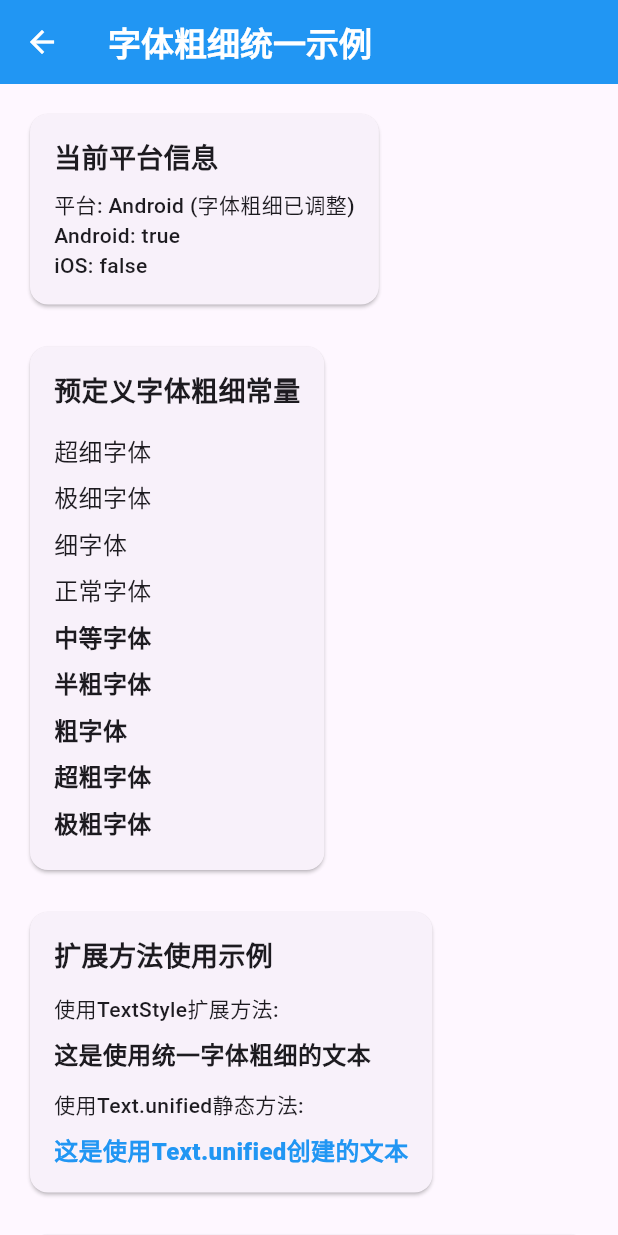
After one commit to loveshort/SPFlutterPro, a Flutter app: the FontWeightExample screen opened directly, on a phone screen of 412 x 824 dp. The commit adds this screen. Run offline on Flutter 3.47's test engine with Material 3 defaults, Android fonts, the phone set to English and light mode, and no system bars; our stand-ins replace dio, logger, shared_preferences; accounts and stored records are empty.

Commit message:
feat:添加文字管理的控件

```diff
--- a/lib/widgets/dashed_line/dashed_line_example.dart
+++ b/lib/widgets/dashed_line/dashed_line_example.dart
@@ -2,7 +2,7 @@
  * @Author: mingci gu271901088@gmail.com
  * @Date: 2025-09-22 14:27:31
  * @LastEditors: mingci gu271901088@gmail.com
- * @LastEditTime: 2025-09-22 14:29:03
+ * @LastEditTime: 2025-09-22 15:31:34
  * @FilePath: /SPFlutterPro/lib/widgets/dashed_line/dashed_line_example.dart
  * @Description: 虚线组件使用示例
  */
--- /dev/null
+++ b/lib/widgets/font_size_weight/font_weight_example.dart
@@ -0,0 +1,328 @@
+import 'package:flutter/material.dart';
+import 'font_weight_manager.dart';
+
+/// 字体粗细管理器使用示例
+class FontWeightExample extends StatelessWidget {
+  const FontWeightExample({Key? key}) : super(key: key);
+
+  @override
+  Widget build(BuildContext context) {
+    return Scaffold(
+      appBar: AppBar(
+        title: Text(
+          '字体粗细统一示例',
+          style: TextStyle(
+            fontWeight: FontWeightManager.bold,
+          ),
+        ),
+        backgroundColor: Colors.blue,
+        foregroundColor: Colors.white,
+      ),
+      body: SingleChildScrollView(
+        padding: const EdgeInsets.all(16.0),
+        child: Column(
+          crossAxisAlignment: CrossAxisAlignment.start,
+          children: [
+            // 平台信息
+            _buildPlatformInfo(),
+            const SizedBox(height: 20),
+
+            // 使用预定义常量
+            _buildPredefinedWeights(),
+            const SizedBox(height: 20),
+
+            // 使用扩展方法
+            _buildExtensionMethods(),
+            const SizedBox(height: 20),
+
+            // 对比示例
+            _buildComparisonExample(),
+            const SizedBox(height: 20),
+
+            // 实际应用示例
+            _buildRealWorldExample(),
+          ],
+        ),
+      ),
+    );
+  }
+
+  /// 平台信息显示
+  Widget _buildPlatformInfo() {
+    return Card(
+      child: Padding(
+        padding: const EdgeInsets.all(16.0),
+        child: Column(
+          crossAxisAlignment: CrossAxisAlignment.start,
+          children: [
+            Text(
+              '当前平台信息',
+              style: TextStyle(
+                fontSize: 18,
+                fontWeight: FontWeightManager.bold,
+              ),
+            ),
+            const SizedBox(height: 8),
+            Text(
+              '平台: ${FontWeightManager.platformInfo}',
+              style: TextStyle(
+                fontSize: 14,
+                fontWeight: FontWeightManager.normal,
+              ),
+            ),
+            Text(
+              'Android: ${FontWeightManager.isAndroid}',
+              style: TextStyle(
+                fontSize: 14,
+                fontWeight: FontWeightManager.normal,
+              ),
+            ),
+            Text(
+              'iOS: ${FontWeightManager.isIOS}',
+              style: TextStyle(
+                fontSize: 14,
+                fontWeight: FontWeightManager.normal,
+              ),
+            ),
+          ],
+        ),
+      ),
+    );
+  }
+
+  /// 预定义字体粗细示例
+  Widget _buildPredefinedWeights() {
+    return Card(
+      child: Padding(
+        padding: const EdgeInsets.all(16.0),
+        child: Column(
+          crossAxisAlignment: CrossAxisAlignment.start,
+          children: [
+            Text(
+              '预定义字体粗细常量',
+              style: TextStyle(
+                fontSize: 18,
+                fontWeight: FontWeightManager.bold,
+              ),
+            ),
+            const SizedBox(height: 12),
+            _buildWeightItem('超细字体', FontWeightManager.ultraLight),
+            _buildWeightItem('极细字体', FontWeightManager.extraLight),
+            _buildWeightItem('细字体', FontWeightManager.light),
+            _buildWeightItem('正常字体', FontWeightManager.normal),
+            _buildWeightItem('中等字体', FontWeightManager.medium),
+            _buildWeightItem('半粗字体', FontWeightManager.semiBold),
+            _buildWeightItem('粗字体', FontWeightManager.bold),
+            _buildWeightItem('超粗字体', FontWeightManager.extraBold),
+            _buildWeightItem('极粗字体', FontWeightManager.ultraBold),
+          ],
+        ),
+      ),
+    );
+  }
+
+  /// 扩展方法示例
+  Widget _buildExtensionMethods() {
+    return Card(
+      child: Padding(
+        padding: const EdgeInsets.all(16.0),
+        child: Column(
+          crossAxisAlignment: CrossAxisAlignment.start,
+          children: [
+            Text(
+              '扩展方法使用示例',
+              style: TextStyle(
+                fontSize: 18,
+                fontWeight: FontWeightManager.bold,
+              ),
+            ),
+            const SizedBox(height: 12),
+            Text(
+              '使用TextStyle扩展方法:',
+              style: TextStyle(
+                fontSize: 14,
+                fontWeight: FontWeightManager.normal,
+              ),
+            ),
+            const SizedBox(height: 8),
+            Text(
+              '这是使用统一字体粗细的文本',
+              style: TextStyle(fontSize: 16).unifiedFontWeight(FontWeight.w600),
+            ),
+            const SizedBox(height: 12),
+            Text(
+              '使用Text.unified静态方法:',
+              style: TextStyle(
+                fontSize: 14,
+                fontWeight: FontWeightManager.normal,
+              ),
+            ),
+            const SizedBox(height: 8),
+            TextExtension.unified(
+              '这是使用Text.unified创建的文本',
+              fontWeight: FontWeight.w700,
+              fontSize: 16,
+              color: Colors.blue,
+            ),
+          ],
+        ),
+      ),
+    );
+  }
+
+  /// 对比示例
+  Widget _buildComparisonExample() {
+    return Card(
+      child: Padding(
+        padding: const EdgeInsets.all(16.0),
+        child: Column(
+          crossAxisAlignment: CrossAxisAlignment.start,
+          children: [
+            Text(
+              '对比示例 (原始 vs 统一)',
+              style: TextStyle(
+                fontSize: 18,
+                fontWeight: FontWeightManager.bold,
+              ),
+            ),
+            const SizedBox(height: 12),
+            Row(
+              children: [
+                Expanded(
+                  child: Column(
+                    crossAxisAlignment: CrossAxisAlignment.start,
+                    children: [
+                      Text(
+                        '原始字体粗细:',
+                        style: TextStyle(
+                          fontSize: 14,
+                          fontWeight: FontWeightManager.normal,
+                        ),
+                      ),
+                      const SizedBox(height: 8),
+                      Text('细字体',
+                          style: TextStyle(fontWeight: FontWeight.w300)),
+                      Text('正常字体',
+                          style: TextStyle(fontWeight: FontWeight.w400)),
+                      Text('粗字体',
+                          style: TextStyle(fontWeight: FontWeight.w700)),
+                    ],
+                  ),
+                ),
+                Expanded(
+                  child: Column(
+                    crossAxisAlignment: CrossAxisAlignment.start,
+                    children: [
+                      Text(
+                        '统一字体粗细:',
+                        style: TextStyle(
+                          fontSize: 14,
+                          fontWeight: FontWeightManager.normal,
+                        ),
+                      ),
+                      const SizedBox(height: 8),
+                      Text('细字体',
+                          style:
+                              TextStyle(fontWeight: FontWeightManager.light)),
+                      Text('正常字体',
+                          style:
+                              TextStyle(fontWeight: FontWeightManager.normal)),
+                      Text('粗字体',
+                          style: TextStyle(fontWeight: FontWeightManager.bold)),
+                    ],
+                  ),
+                ),
+              ],
+            ),
+          ],
+        ),
+      ),
+    );
+  }
+
+  /// 实际应用示例
+  Widget _buildRealWorldExample() {
+    return Card(
+      child: Padding(
+        padding: const EdgeInsets.all(16.0),
+        child: Column(
+          crossAxisAlignment: CrossAxisAlignment.start,
+          children: [
+            Text(
+              '实际应用示例',
+              style: TextStyle(
+                fontSize: 18,
+                fontWeight: FontWeightManager.bold,
+              ),
+            ),
+            const SizedBox(height: 12),
+
+            // 标题示例
+            Text(
+              '文章标题',
+              style: TextStyle(
+                fontSize: 24,
+                fontWeight: FontWeightManager.bold,
+                color: Colors.black87,
+              ),
+            ),
+            const SizedBox(height: 8),
+
+            // 副标题示例
+            Text(
+              '副标题',
+              style: TextStyle(
+                fontSize: 18,
+                fontWeight: FontWeightManager.semiBold,
+                color: Colors.grey[700],
+              ),
+            ),
+            const SizedBox(height: 8),
+
+            // 正文示例
+            Text(
+              '这是正文内容，使用统一的正常字体粗细，在Android和iOS平台上会有一致的视觉效果。',
+              style: TextStyle(
+                fontSize: 16,
+                fontWeight: FontWeightManager.normal,
+                color: Colors.black87,
+                height: 1.5,
+              ),
+            ),
+            const SizedBox(height: 12),
+
+            // 按钮示例
+            ElevatedButton(
+              onPressed: () {},
+              style: ElevatedButton.styleFrom(
+                padding:
+                    const EdgeInsets.symmetric(horizontal: 24, vertical: 12),
+              ),
+              child: Text(
+                '按钮文字',
+                style: TextStyle(
+                  fontSize: 16,
+                  fontWeight: FontWeightManager.medium,
+                ),
+              ),
+            ),
+          ],
+        ),
+      ),
+    );
+  }
+
+  /// 构建字体粗细项目
+  Widget _buildWeightItem(String label, FontWeight weight) {
+    return Padding(
+      padding: const EdgeInsets.symmetric(vertical: 4.0),
+      child: Text(
+        label,
+        style: TextStyle(
+          fontSize: 16,
+          fontWeight: weight,
+        ),
+      ),
+    );
+  }
+}
--- /dev/null
+++ b/lib/widgets/font_size_weight/font_weight_manager.dart
@@ -0,0 +1,185 @@
+/*
+ * @Author: mingci gu271901088@gmail.com
+ * @Date: 2025-09-22 15:30:03
+ * @LastEditors: mingci gu271901088@gmail.com
+ * @LastEditTime: 2025-09-22 15:33:51
+ * @FilePath: /SPFlutterPro/lib/widgets/font_size_weight/font_weight_manager.dart
+ * @Description: 字体粗细管理器
+ */
+import 'dart:io';
+import 'package:flutter/material.dart';
+
+/// 字体粗细管理器
+/// 解决Android和iOS平台字体粗细显示不一致的问题
+class FontWeightManager {
+  static bool get _isAndroid => Platform.isAndroid;
+  static bool get _isIOS => Platform.isIOS;
+
+  /// 统一的字体粗细映射表
+  /// Android平台会自动增加一个级别的粗细来匹配iOS的视觉效果
+  static FontWeight getUnifiedFontWeight(FontWeight originalWeight) {
+    if (_isAndroid) {
+      // Android平台字体看起来比iOS细，所以增加一个级别
+      return _getAndroidAdjustedWeight(originalWeight);
+    } else {
+      // iOS平台保持原始粗细
+      return originalWeight;
+    }
+  }
+
+  /// Android平台字体粗细调整
+  static FontWeight _getAndroidAdjustedWeight(FontWeight weight) {
+    switch (weight) {
+      case FontWeight.w100:
+        return FontWeight.w200;
+      case FontWeight.w200:
+        return FontWeight.w300;
+      case FontWeight.w300:
+        return FontWeight.w400;
+      case FontWeight.w400:
+        return FontWeight.w500;
+      case FontWeight.w500:
+        return FontWeight.w600;
+      case FontWeight.w600:
+        return FontWeight.w700;
+      case FontWeight.w700:
+        return FontWeight.w800;
+      case FontWeight.w800:
+        return FontWeight.w900;
+      case FontWeight.w900:
+        return FontWeight.w900; // 已经是最大值
+      default:
+        return FontWeight.w500; // 默认值
+    }
+  }
+
+  /// 预定义的统一字体粗细常量
+  /// 超细字体 (w100 -> Android: w200, iOS: w100)
+  static FontWeight get ultraLight => getUnifiedFontWeight(FontWeight.w100);
+
+  /// 极细字体 (w200 -> Android: w300, iOS: w200)
+  static FontWeight get extraLight => getUnifiedFontWeight(FontWeight.w200);
+
+  /// 细字体 (w300 -> Android: w400, iOS: w300)
+  static FontWeight get light => getUnifiedFontWeight(FontWeight.w300);
+
+  /// 正常字体 (w400 -> Android: w500, iOS: w400)
+  static FontWeight get normal => getUnifiedFontWeight(FontWeight.w400);
+
+  /// 中等字体 (w500 -> Android: w600, iOS: w500)
+  static FontWeight get medium => getUnifiedFontWeight(FontWeight.w500);
+
+  /// 半粗字体 (w600 -> Android: w700, iOS: w600)
+  static FontWeight get semiBold => getUnifiedFontWeight(FontWeight.w600);
+
+  /// 粗字体 (w700 -> Android: w800, iOS: w700)
+  static FontWeight get bold => getUnifiedFontWeight(FontWeight.w700);
+
+  /// 超粗字体 (w800 -> Android: w900, iOS: w800)
+  static FontWeight get extraBold => getUnifiedFontWeight(FontWeight.w800);
+
+  /// 极粗字体 (w900 -> Android: w900, iOS: w900)
+  static FontWeight get ultraBold => getUnifiedFontWeight(FontWeight.w900);
+
+  /// 获取当前平台信息
+  static String get platformInfo {
+    if (_isAndroid) {
+      return 'Android (字体粗细已调整)';
+    } else if (_isIOS) {
+      return 'iOS (原始字体粗细)';
+    } else {
+      return '其他平台';
+    }
+  }
+
+  /// 检查是否为Android平台
+  static bool get isAndroid => _isAndroid;
+
+  /// 检查是否为iOS平台
+  static bool get isIOS => _isIOS;
+}
+
+/// 扩展方法，为TextStyle提供便捷的统一字体粗细设置
+extension TextStyleExtension on TextStyle {
+  /// 使用统一的字体粗细
+  TextStyle unifiedFontWeight(FontWeight weight) {
+    return copyWith(fontWeight: FontWeightManager.getUnifiedFontWeight(weight));
+  }
+}
+
+/// 扩展方法，为Text提供便捷的统一字体粗细设置
+extension TextExtension on Text {
+  /// 使用统一的字体粗细创建Text
+  static Text unified(
+    String data, {
+    FontWeight? fontWeight,
+    TextStyle? style,
+    StrutStyle? strutStyle,
+    TextAlign? textAlign,
+    TextDirection? textDirection,
+    Locale? locale,
+    bool? softWrap,
+    TextOverflow? overflow,
+    double? textScaleFactor,
+    int? maxLines,
+    String? semanticsLabel,
+    TextWidthBasis? textWidthBasis,
+    TextHeightBehavior? textHeightBehavior,
+    Color? color,
+    double? fontSize,
+    String? fontFamily,
+    FontStyle? fontStyle,
+    double? letterSpacing,
+    double? wordSpacing,
+    TextBaseline? textBaseline,
+    double? height,
+    Paint? foreground,
+    Paint? background,
+    List<Shadow>? shadows,
+    List<FontFeature>? fontFeatures,
+    TextDecoration? decoration,
+    Color? decorationColor,
+    TextDecorationStyle? decorationStyle,
+    double? decorationThickness,
+    String? debugLabel,
+  }) {
+    final unifiedWeight = fontWeight != null
+        ? FontWeightManager.getUnifiedFontWeight(fontWeight)
+        : null;
+
+    return Text(
+      data,
+      style: (style ?? TextStyle()).copyWith(
+        fontWeight: unifiedWeight,
+        color: color,
+        fontSize: fontSize,
+        fontFamily: fontFamily,
+        fontStyle: fontStyle,
+        letterSpacing: letterSpacing,
+        wordSpacing: wordSpacing,
+        textBaseline: textBaseline,
+        height: height,
+        foreground: foreground,
+        background: background,
+        shadows: shadows,
+        fontFeatures: fontFeatures,
+        decoration: decoration,
+        decorationColor: decorationColor,
+        decorationStyle: decorationStyle,
+        decorationThickness: decorationThickness,
+        debugLabel: debugLabel,
+      ),
+      strutStyle: strutStyle,
+      textAlign: textAlign,
+      textDirection: textDirection,
+      locale: locale,
+      softWrap: softWrap,
+      overflow: overflow,
+      textScaleFactor: textScaleFactor,
+      maxLines: maxLines,
+      semanticsLabel: semanticsLabel,
+      textWidthBasis: textWidthBasis,
+      textHeightBehavior: textHeightBehavior,
+    );
+  }
+}
```
Also changed, not shown: 2 other files.
